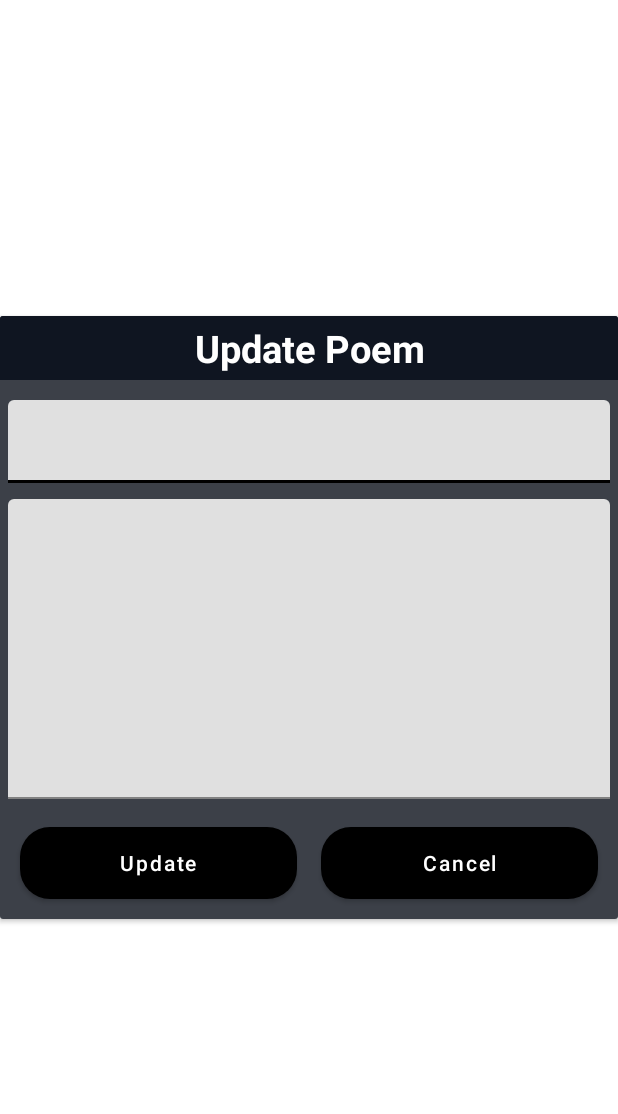
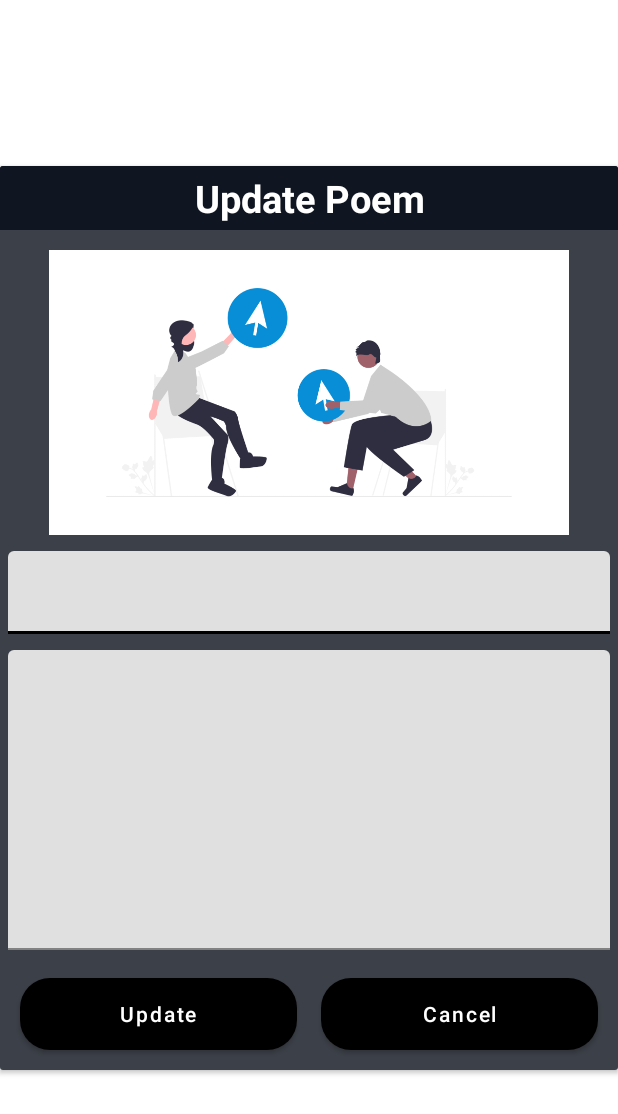
Before and after one commit to Suryansh1720001/Taaveez, an Android app: the layout update_notes.xml on its own in the app's theme, with its tools: preview values and no code run, on a phone screen of 412 x 824 dp. Shown: the top 1114 px of the screen. Run offline under Robolectric (Android 15) with nearby library versions, the phone set to English and light mode, and no system bars.

Commit message:
add update image and remove extra openPoem layout

```diff
--- a/app/src/main/res/layout/notes_add_dialog.xml
+++ b/app/src/main/res/layout/notes_add_dialog.xml
@@ -42,9 +42,11 @@
                 />
             </LinearLayout>
 
+
+
             <ImageView
                 android:layout_width="match_parent"
-                android:layout_height="180dp"
+                android:layout_height="190dp"
                 android:layout_margin="5dp"
                 android:src="@drawable/iv_add_image"
                 />
--- a/app/src/main/res/layout/update_notes.xml
+++ b/app/src/main/res/layout/update_notes.xml
@@ -73,7 +73,19 @@
             />
     </LinearLayout>
 
-    <com.google.android.material.textfield.TextInputLayout
+        <ImageView
+            android:layout_width="match_parent"
+            android:layout_height="190dp"
+            android:layout_margin="5dp"
+            android:src="@drawable/iv_update_info"
+            android:id="@+id/iv_update"
+            tools:visibility="visible"
+            android:visibility="visible"
+            android:layout_marginBottom="5dp"
+            />
+
+
+        <com.google.android.material.textfield.TextInputLayout
         android:layout_width="match_parent"
         android:layout_height="wrap_content"
         android:id="@+id/idPoemTopic"
```
Also changed, not shown: app/src/main/java/com/google/mynotes/OpenPoem.kt (+5 -8 lines), app/src/main/res/layout/open_notes.xml (deleted, +0 -66 lines), app/src/main/res/drawable-v21/iv_update_info.png (added).
